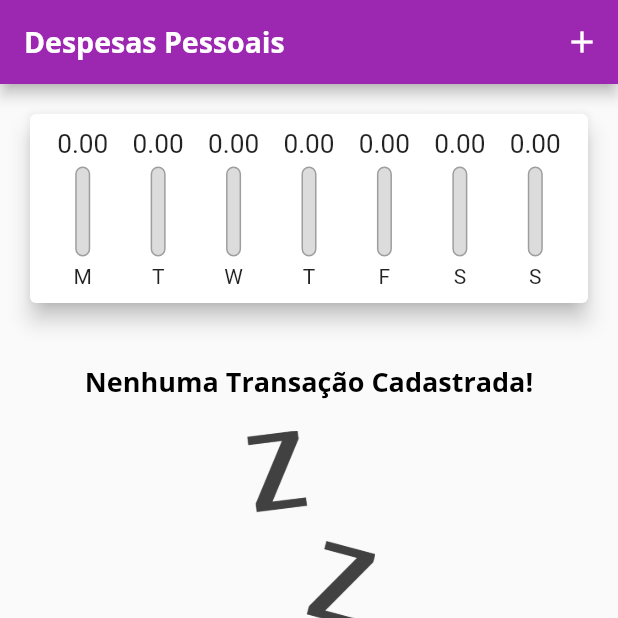
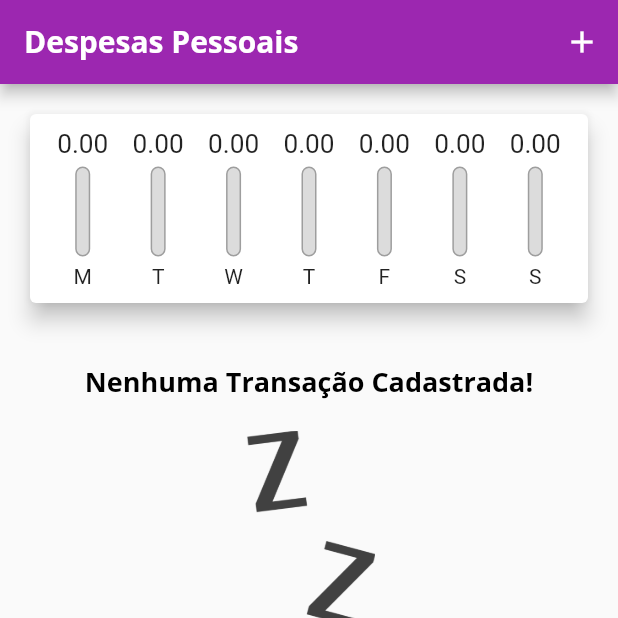
Before and after one commit to vjeremiasbraz/flutter_despesas_pessoais_responsivo, a Flutter app: the screen it shows after launch, on a phone screen of 412 x 824 dp, the top half of it. Run offline on Flutter 3.47's test engine with Material 2 defaults, Android fonts, the phone set to English and light mode, and no system bars.

Commit message:
Ajuste tamanho da fonte

```diff
--- a/lib/main.dart
+++ b/lib/main.dart
@@ -35,7 +35,7 @@ class ExpensesApp extends StatelessWidget {
         appBarTheme: const AppBarTheme(
           titleTextStyle: TextStyle(
             fontFamily: 'OpenSans',
-            fontSize: 19,
+            fontSize: 20,
             fontWeight: FontWeight.bold,
           ),
         ),
```
Also changed, not shown: pubspec.lock, 1 other file.
